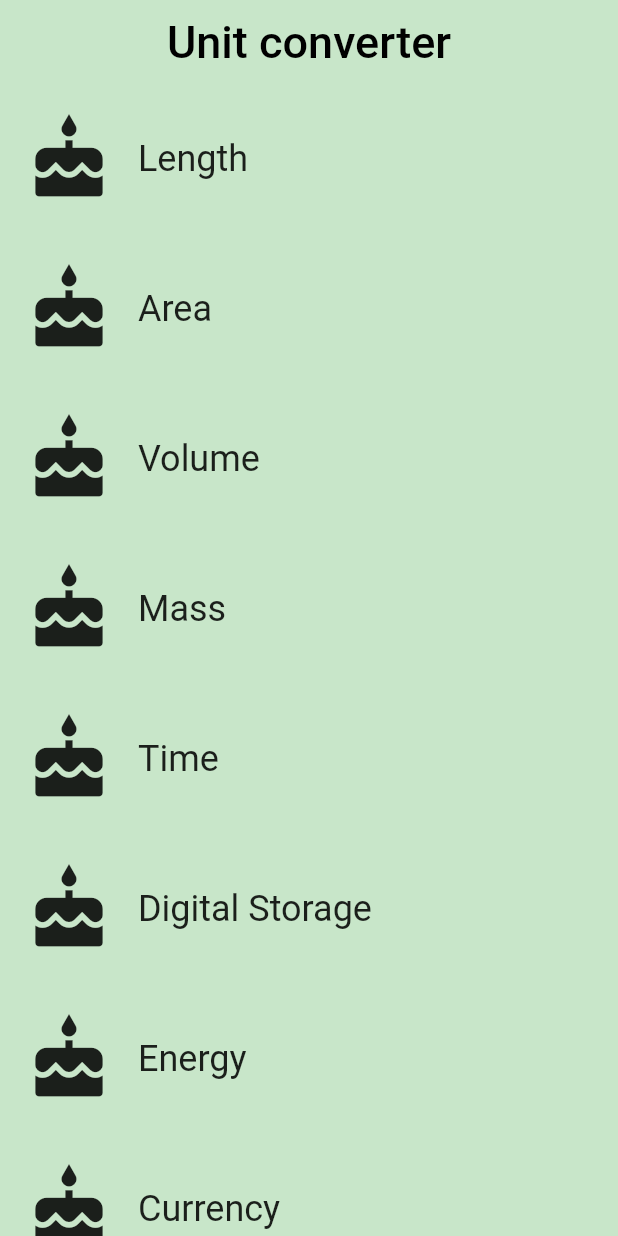
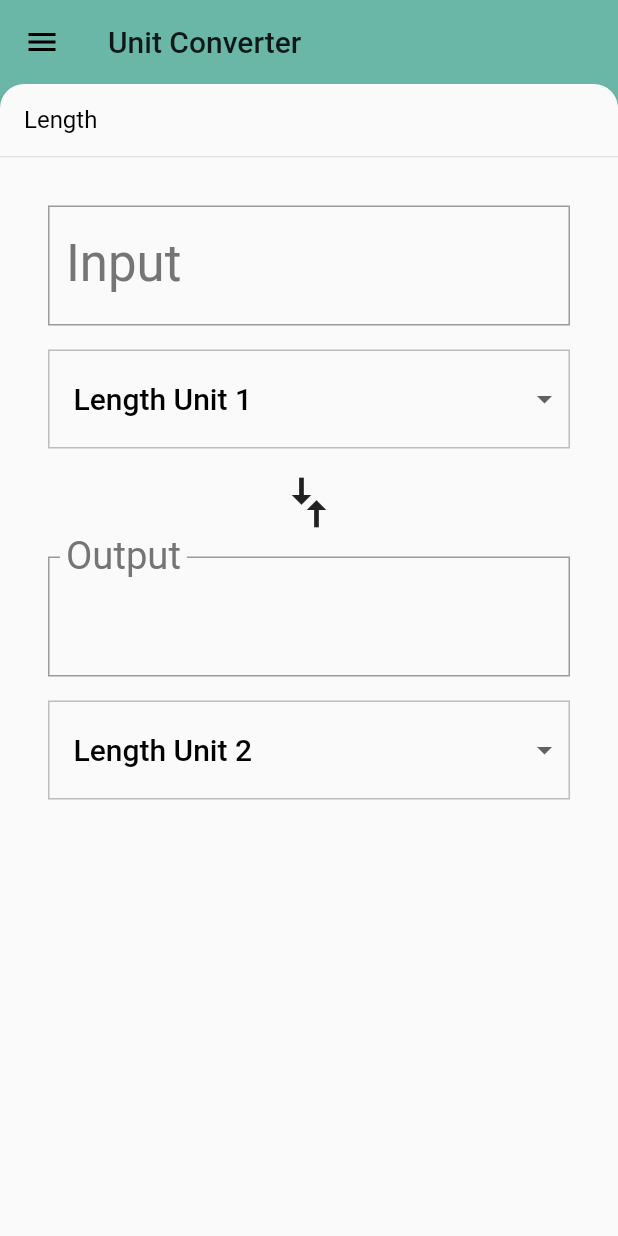
Before and after one commit to NielsLindberg/UdacityFlutter, a Flutter app: the screen it shows after launch, on a phone screen of 412 x 824 dp. Run offline on Flutter 3.47's test engine with Material 2 defaults, Android fonts, the phone set to English and light mode, and no system bars.

Commit message:
changed unitconverter route to backdrop

```diff
--- /dev/null
+++ b/hello_rectangle/lib/backdrop.dart
@@ -0,0 +1,279 @@
+// Copyright 2018 The Chromium Authors. All rights reserved.
+// Use of this source code is governed by a BSD-style license that can be
+// found in the LICENSE file.
+
+import 'dart:math' as math;
+
+import 'package:flutter/material.dart';
+import 'package:meta/meta.dart';
+
+import 'category.dart';
+
+const double _kFlingVelocity = 2.0;
+
+class _BackdropPanel extends StatelessWidget {
+  const _BackdropPanel({
+    Key key,
+    this.onTap,
+    this.onVerticalDragUpdate,
+    this.onVerticalDragEnd,
+    this.title,
+    this.child,
+  }) : super(key: key);
+
+  final VoidCallback onTap;
+  final GestureDragUpdateCallback onVerticalDragUpdate;
+  final GestureDragEndCallback onVerticalDragEnd;
+  final Widget title;
+  final Widget child;
+
+  @override
+  Widget build(BuildContext context) {
+    return Material(
+      elevation: 2.0,
+      borderRadius: BorderRadius.only(
+        topLeft: Radius.circular(16.0),
+        topRight: Radius.circular(16.0),
+      ),
+      child: Column(
+        crossAxisAlignment: CrossAxisAlignment.stretch,
+        children: <Widget>[
+          GestureDetector(
+            behavior: HitTestBehavior.opaque,
+            onVerticalDragUpdate: onVerticalDragUpdate,
+            onVerticalDragEnd: onVerticalDragEnd,
+            onTap: onTap,
+            child: Container(
+              height: 48.0,
+              padding: EdgeInsetsDirectional.only(start: 16.0),
+              alignment: AlignmentDirectional.centerStart,
+              child: DefaultTextStyle(
+                style: Theme.of(context).textTheme.subhead,
+                child: title,
+              ),
+            ),
+          ),
+          Divider(
+            height: 1.0,
+          ),
+          Expanded(
+            child: child,
+          ),
+        ],
+      ),
+    );
+  }
+}
+
+class _BackdropTitle extends AnimatedWidget {
+  final Widget frontTitle;
+  final Widget backTitle;
+
+  const _BackdropTitle({
+    Key key,
+    Listenable listenable,
+    this.frontTitle,
+    this.backTitle,
+  }) : super(key: key, listenable: listenable);
+
+  @override
+  Widget build(BuildContext context) {
+    final Animation<double> animation = this.listenable;
+    return DefaultTextStyle(
+      style: Theme.of(context).primaryTextTheme.title,
+      softWrap: false,
+      overflow: TextOverflow.ellipsis,
+      // Here, we do a custom cross fade between backTitle and frontTitle.
+      // This makes a smooth animation between the two texts.
+      child: Stack(
+        children: <Widget>[
+          Opacity(
+            opacity: CurvedAnimation(
+              parent: ReverseAnimation(animation),
+              curve: Interval(0.5, 1.0),
+            ).value,
+            child: backTitle,
+          ),
+          Opacity(
+            opacity: CurvedAnimation(
+              parent: animation,
+              curve: Interval(0.5, 1.0),
+            ).value,
+            child: frontTitle,
+          ),
+        ],
+      ),
+    );
+  }
+}
+
+/// Builds a Backdrop.
+///
+/// A Backdrop widget has two panels, front and back. The front panel is shown
+/// by default, and slides down to show the back panel, from which a user
+/// can make a selection. The user can also configure the titles for when the
+/// front or back panel is showing.
+class Backdrop extends StatefulWidget {
+  final Category currentCategory;
+  final Widget frontPanel;
+  final Widget backPanel;
+  final Widget frontTitle;
+  final Widget backTitle;
+
+  const Backdrop({
+    @required this.currentCategory,
+    @required this.frontPanel,
+    @required this.backPanel,
+    @required this.frontTitle,
+    @required this.backTitle,
+  })  : assert(currentCategory != null),
+        assert(frontPanel != null),
+        assert(backPanel != null),
+        assert(frontTitle != null),
+        assert(backTitle != null);
+
+  @override
+  _BackdropState createState() => _BackdropState();
+}
+
+class _BackdropState extends State<Backdrop>
+    with SingleTickerProviderStateMixin {
+  final GlobalKey _backdropKey = GlobalKey(debugLabel: 'Backdrop');
+  AnimationController _controller;
+
+  @override
+  void initState() {
+    super.initState();
+    // This creates an [AnimationController] that can allows for animation for
+    // the BackdropPanel. 0.00 means that the front panel is in "tab" (hidden)
+    // mode, while 1.0 means that the front panel is open.
+    _controller = AnimationController(
+      duration: Duration(milliseconds: 300),
+      value: 1.0,
+      vsync: this,
+    );
+  }
+
+  @override
+  void didUpdateWidget(Backdrop old) {
+    super.didUpdateWidget(old);
+    if (widget.currentCategory != old.currentCategory) {
+      setState(() {
+        _controller.fling(
+            velocity:
+            _backdropPanelVisible ? -_kFlingVelocity : _kFlingVelocity);
+      });
+    } else if (!_backdropPanelVisible) {
+      setState(() {
+        _controller.fling(velocity: _kFlingVelocity);
+      });
+    }
+  }
+
+  @override
+  void dispose() {
+    _controller.dispose();
+    super.dispose();
+  }
+
+  bool get _backdropPanelVisible {
+    final AnimationStatus status = _controller.status;
+    return status == AnimationStatus.completed ||
+        status == AnimationStatus.forward;
+  }
+
+  void _toggleBackdropPanelVisibility() {
+    FocusScope.of(context).requestFocus(FocusNode());
+    _controller.fling(
+        velocity: _backdropPanelVisible ? -_kFlingVelocity : _kFlingVelocity);
+  }
+
+  double get _backdropHeight {
+    final RenderBox renderBox = _backdropKey.currentContext.findRenderObject();
+    return renderBox.size.height;
+  }
+
+  // By design: the panel can only be opened with a swipe. To close the panel
+  // the user must either tap its heading or the backdrop's menu icon.
+
+  void _handleDragUpdate(DragUpdateDetails details) {
+    if (_controller.isAnimating ||
+        _controller.status == AnimationStatus.completed) return;
+
+    _controller.value -= details.primaryDelta / _backdropHeight;
+  }
+
+  void _handleDragEnd(DragEndDetails details) {
+    if (_controller.isAnimating ||
+        _controller.status == AnimationStatus.completed) return;
+
+    final double flingVelocity =
+        details.velocity.pixelsPerSecond.dy / _backdropHeight;
+    if (flingVelocity < 0.0)
+      _controller.fling(velocity: math.max(_kFlingVelocity, -flingVelocity));
+    else if (flingVelocity > 0.0)
+      _controller.fling(velocity: math.min(-_kFlingVelocity, -flingVelocity));
+    else
+      _controller.fling(
+          velocity:
+          _controller.value < 0.5 ? -_kFlingVelocity : _kFlingVelocity);
+  }
+
+  Widget _buildStack(BuildContext context, BoxConstraints constraints) {
+    const double panelTitleHeight = 48.0;
+    final Size panelSize = constraints.biggest;
+    final double panelTop = panelSize.height - panelTitleHeight;
+
+    Animation<RelativeRect> panelAnimation = RelativeRectTween(
+      begin: RelativeRect.fromLTRB(
+          0.0, panelTop, 0.0, panelTop - panelSize.height),
+      end: RelativeRect.fromLTRB(0.0, 0.0, 0.0, 0.0),
+    ).animate(_controller.view);
+
+    return Container(
+      key: _backdropKey,
+      color: widget.currentCategory.color,
+      child: Stack(
+        children: <Widget>[
+          widget.backPanel,
+          PositionedTransition(
+            rect: panelAnimation,
+            child: _BackdropPanel(
+              onTap: _toggleBackdropPanelVisibility,
+              onVerticalDragUpdate: _handleDragUpdate,
+              onVerticalDragEnd: _handleDragEnd,
+              title: Text(widget.currentCategory.name),
+              child: widget.frontPanel,
+            ),
+          ),
+        ],
+      ),
+    );
+  }
+
+  @override
+  Widget build(BuildContext context) {
+    return Scaffold(
+      appBar: AppBar(
+        backgroundColor: widget.currentCategory.color,
+        elevation: 0.0,
+        leading: IconButton(
+          onPressed: _toggleBackdropPanelVisibility,
+          icon: AnimatedIcon(
+            icon: AnimatedIcons.close_menu,
+            progress: _controller.view,
+          ),
+        ),
+        title: _BackdropTitle(
+          listenable: _controller.view,
+          frontTitle: widget.frontTitle,
+          backTitle: widget.backTitle,
+        ),
+      ),
+      body: LayoutBuilder(
+        builder: _buildStack,
+      ),
+      resizeToAvoidBottomPadding: false,
+    );
+  }
+}
--- a/hello_rectangle/lib/category.dart
+++ b/hello_rectangle/lib/category.dart
@@ -5,9 +5,9 @@
 // To keep your imports tidy, follow the ordering guidelines at
 // https://www.dartlang.org/guides/language/effective-dart/style#ordering
 import 'package:flutter/material.dart';
-import 'package:hello_rectangle/unit.dart';
 import 'package:meta/meta.dart';
-import 'package:hello_rectangle/converter_route.dart';
+
+import 'unit.dart';
 
 /// A custom [Category] widget.
 ///
@@ -15,10 +15,7 @@ import 'package:hello_rectangle/converter_route.dart';
 /// a colored [InkWell] animation.
 ///
 
-final _rowHeight = 100.0;
-final _borderRadius = BorderRadius.circular(_rowHeight / 2);
-
-class Category extends StatelessWidget {
+class Category {
   final String name;
   final ColorSwatch color;
   final IconData iconLocation;
@@ -30,7 +27,6 @@ class Category extends StatelessWidget {
   /// the UI, and the icon that represents it (e.g. a ruler).
   // TODO: You'll need the name, color, and iconLocation from main.dart
   const Category({
-    Key key,
     @required this.name,
     @required this.color,
     @required this.iconLocation,
@@ -38,71 +34,5 @@ class Category extends StatelessWidget {
   })  : assert(name != null),
         assert(color != null),
         assert(iconLocation != null),
-        assert(units != null),
-        super(key: key);
-
-  void _navigateToConverter(BuildContext context) {
-    Navigator.of(context)
-        .push(MaterialPageRoute<Null>(builder: (BuildContext context) {
-      return Scaffold(
-          appBar: AppBar(
-              elevation: 1.0,
-              title: Text(
-                name,
-                style: Theme.of(context).textTheme.display1,
-              ),
-              centerTitle: true,
-              backgroundColor: color),
-          body: ConverterRoute(
-            color: color,
-            name: name,
-            units: units,
-          ));
-    }));
-  }
-
-  /// Builds a custom widget that shows [Category] information.
-  ///
-  /// This information includes the icon, name, and color for the [Category].
-
-  // This `context` parameter describes the location of this widget in the
-  // widget tree. It can be used for obtaining Theme data from the nearest
-  // Theme ancestor in the tree. Below, we obtain the display1 text theme.
-  // See https://docs.flutter.io/flutter/material/Theme-class.html
-  @override
-  Widget build(BuildContext context) {
-    // TODO: Build the custom widget here, referring to the Specs.
-    assert(debugCheckHasMaterial(context));
-    return Material(
-      color: Colors.transparent,
-      child: Container(
-        height: _rowHeight,
-        child: InkWell(
-          borderRadius: _borderRadius,
-          highlightColor: color[50],
-          splashColor: color[100],
-          onTap: () => _navigateToConverter(context),
-          child: Padding(
-            padding: EdgeInsets.all(8.0),
-            child: Row(
-              crossAxisAlignment: CrossAxisAlignment.stretch,
-              children: [
-                Padding(
-                  padding: EdgeInsets.only(right: 16.0),
-                  child: Icon(iconLocation, size: 60.0),
-                ),
-                Center(
-                  child: Text(
-                    name,
-                    textAlign: TextAlign.center,
-                    style: Theme.of(context).textTheme.headline,
-                  ),
-                )
-              ],
-            ),
-          ),
-        ),
-      ),
-    );
-  }
+        assert(units != null);
 }
--- a/hello_rectangle/lib/category_route.dart
+++ b/hello_rectangle/lib/category_route.dart
@@ -3,9 +3,11 @@
 // found in the LICENSE file.
 
 import 'package:flutter/material.dart';
-import 'package:hello_rectangle/category.dart';
-import 'package:hello_rectangle/unit.dart';
-
+import 'category.dart';
+import 'unit.dart';
+import 'unit_converter.dart';
+import 'category_tile.dart';
+import 'backdrop.dart';
 // TODO: Check if we need to import anything
 
 // TODO: Define any constants
@@ -18,16 +20,19 @@ import 'package:hello_rectangle/unit.dart';
 /// While it is named CategoryRoute, a more apt name would be CategoryScreen,
 /// because it is responsible for the UI at the route's destination.
 
-final _backgroundColor = Colors.green[100];
 
 class CategoryRoute extends StatefulWidget {
-  CategoryRoute();
+  const CategoryRoute();
 
   @override
-  createState() => _CategoryRouteState();
+  _CategoryRouteState createState() => _CategoryRouteState();
 }
 
 class _CategoryRouteState extends State<CategoryRoute> {
+  Category _defaultCategory;
+  Category _currentCategory;
+  final _categories = <Category>[];
+
   static const _categoryNames = <String>[
     'Length',
     'Area',
@@ -39,20 +44,75 @@ class _CategoryRouteState extends State<CategoryRoute> {
     'Currency',
   ];
 
-  static const _baseColors = <Color>[
-    Colors.teal,
-    Colors.orange,
-    Colors.pinkAccent,
-    Colors.blueAccent,
-    Colors.yellow,
-    Colors.greenAccent,
-    Colors.purpleAccent,
-    Colors.red,
+  static const _baseColors = <ColorSwatch>[
+    ColorSwatch(0xFF6AB7A8, {
+      'highlight': Color(0xFF6AB7A8),
+      'splash': Color(0xFF0ABC9B),
+    }),
+    ColorSwatch(0xFFFFD28E, {
+      'highlight': Color(0xFFFFD28E),
+      'splash': Color(0xFFFFA41C),
+    }),
+    ColorSwatch(0xFFFFB7DE, {
+      'highlight': Color(0xFFFFB7DE),
+      'splash': Color(0xFFF94CBF),
+    }),
+    ColorSwatch(0xFF8899A8, {
+      'highlight': Color(0xFF8899A8),
+      'splash': Color(0xFFA9CAE8),
+    }),
+    ColorSwatch(0xFFEAD37E, {
+      'highlight': Color(0xFFEAD37E),
+      'splash': Color(0xFFFFE070),
+    }),
+    ColorSwatch(0xFF81A56F, {
+      'highlight': Color(0xFF81A56F),
+      'splash': Color(0xFF7CC159),
+    }),
+    ColorSwatch(0xFFD7C0E2, {
+      'highlight': Color(0xFFD7C0E2),
+      'splash': Color(0xFFCA90E5),
+    }),
+    ColorSwatch(0xFFCE9A9A, {
+      'highlight': Color(0xFFCE9A9A),
+      'splash': Color(0xFFF94D56),
+      'error': Color(0xFF912D2D),
+    }),
   ];
-  Widget _buildCategoryWidgets(List<Widget> categories) {
+
+  @override
+  void initState() {
+    super.initState();
+    for (var i = 0; i < _categoryNames.length; i++) {
+      var category = Category(
+        name: _categoryNames[i],
+        color: _baseColors[i],
+        iconLocation: Icons.cake,
+        units: _retrieveUnitList(_categoryNames[i]),
+      );
+      if (i == 0) {
+        _defaultCategory = category;
+      }
+      _categories.add(category);
+    }
+  }
+
+  void _onCategoryTap(Category category) {
+    setState(() {
+      _currentCategory = category;
+    });
+  }
+
+  Widget _buildCategoryWidgets() {
     return ListView.builder(
-        itemBuilder: (BuildContext context, int index) => categories[index],
-        itemCount: categories.length);
+      itemBuilder: (BuildContext context, int index) {
+        return CategoryTile(
+          category: _categories[index],
+          onTap: _onCategoryTap,
+        );
+      },
+      itemCount: _categories.length,
+    );
   }
 
   List<Unit> _retrieveUnitList(String categoryName) {
@@ -67,46 +127,24 @@ class _CategoryRouteState extends State<CategoryRoute> {
 
   @override
   Widget build(BuildContext context) {
-    // TODO: Create a list of the eight Categories, using the names and colors
-    // from above. Use a placeholder icon, such as `Icons.cake` for each
-    // Category. We'll add custom icons later.
-
-    final categories = <Category>[];
-
-    for (var i = 0; i < _categoryNames.length; i++) {
-      categories.add(Category(
-        name: _categoryNames[i],
-        color: _baseColors[i],
-        iconLocation: Icons.cake,
-        units: _retrieveUnitList(
-          _categoryNames[i],
-        ),
-      ));
-    }
-    // TODO: Create a list view of the Categories
-    final listView = Container(
-      color: _backgroundColor,
-      padding: EdgeInsets.symmetric(horizontal: 8.0),
-      child: _buildCategoryWidgets(categories),
+    final listView = Padding(
+      padding: EdgeInsets.only(
+        left: 8.0,
+        right: 8.0,
+        bottom: 48.0,
+      ),
+      child: _buildCategoryWidgets(),
     );
 
-    // TODO: Create an App Bar
-    final appBar = AppBar(
-      elevation: 0.0,
-      title: Text(
-        'Unit converter',
-        style: TextStyle(
-          color: Colors.black,
-          fontSize: 30.0,
-        ),
-      ),
-      centerTitle: true,
-      backgroundColor: _backgroundColor,
-    );
-
-    return Scaffold(
-      appBar: appBar,
-      body: listView,
+    return Backdrop(
+      currentCategory:
+          _currentCategory == null ? _defaultCategory : _currentCategory,
+      frontPanel: _currentCategory == null
+          ? UnitConverter(category: _defaultCategory)
+          : UnitConverter(category: _currentCategory),
+      backPanel: listView,
+      frontTitle: Text('Unit Converter'),
+      backTitle: Text('Select a Category'),
     );
   }
 }
--- /dev/null
+++ b/hello_rectangle/lib/category_tile.dart
@@ -0,0 +1,75 @@
+// Copyright 2018 The Chromium Authors. All rights reserved.
+// Use of this source code is governed by a BSD-style license that can be
+// found in the LICENSE file.
+
+// To keep your imports tidy, follow the ordering guidelines at
+// https://www.dartlang.org/guides/language/effective-dart/style#ordering
+import 'package:flutter/material.dart';
+import 'package:meta/meta.dart';
+
+import 'category.dart';
+
+/// A custom [Category] widget.
+///
+/// The widget is composed on an [Icon] and [Text]. Tapping on the widget shows
+/// a colored [InkWell] animation.
+///
+
+final _rowHeight = 100.0;
+final _borderRadius = BorderRadius.circular(_rowHeight / 2);
+
+class CategoryTile extends StatelessWidget {
+  final Category category;
+  final ValueChanged<Category> onTap;
+
+  /// Creates a [Category].
+  ///
+  /// A [Category] saves the name of the Category (e.g. 'Length'), its color for
+  /// the UI, and the icon that represents it (e.g. a ruler).
+  // TODO: You'll need the name, color, and iconLocation from main.dart
+  const CategoryTile({
+    Key key,
+    @required this.category,
+    @required this.onTap,
+  })  : assert(category != null),
+        assert(onTap != null),
+        super(key: key);
+
+  @override
+  Widget build(BuildContext context) {
+    return Material(
+      color: Colors.transparent,
+      child: Container(
+        height: _rowHeight,
+        child: InkWell(
+          borderRadius: _borderRadius,
+          highlightColor: category.color['highlight'],
+          splashColor: category.color['splash'],
+          onTap: () => onTap(category),
+          child: Padding(
+            padding: EdgeInsets.all(8.0),
+            child: Row(
+              crossAxisAlignment: CrossAxisAlignment.stretch,
+              children: [
+                Padding(
+                  padding: EdgeInsets.all(16.0),
+                  child: Icon(
+                    category.iconLocation,
+                    size: 60.0,
+                  ),
+                ),
+                Center(
+                  child: Text(
+                    category.name,
+                    textAlign: TextAlign.center,
+                    style: Theme.of(context).textTheme.headline,
+                  ),
+                ),
+              ],
+            ),
+          ),
+        ),
+      ),
+    );
+  }
+}
--- a/hello_rectangle/lib/main.dart
+++ b/hello_rectangle/lib/main.dart
@@ -4,7 +4,6 @@
 
 // You can read about packages here: https://flutter.io/using-packages/
 import 'package:flutter/material.dart';
-
 
 // You can use a relative import, i.e. `import 'category.dart;'` or
 // a package import, as shown below.
@@ -24,6 +23,14 @@ class UnitConverterApp extends StatelessWidget {
     return MaterialApp(
       debugShowCheckedModeBanner: false,
       title: 'Unit Converter',
+      theme: ThemeData(
+        textTheme: Theme.of(context).textTheme.apply(
+              bodyColor: Colors.black,
+              displayColor: Colors.grey[600],
+            ),
+        primaryColor: Colors.grey[500],
+        textSelectionHandleColor: Colors.green[500],
+      ),
       home: CategoryRoute(),
     );
   }
--- a/hello_rectangle/lib/converter_route.dart
+++ b/hello_rectangle/lib/unit_converter.dart
@@ -5,7 +5,8 @@
 import 'package:flutter/material.dart';
 import 'package:meta/meta.dart';
 
-import 'package:hello_rectangle/unit.dart';
+import 'unit.dart';
+import 'category.dart';
 
 /// Converter screen where users can input amounts to convert.
 ///
@@ -16,27 +17,20 @@ import 'package:hello_rectangle/unit.dart';
 
 const _padding = EdgeInsets.all(16.0);
 
-class ConverterRoute extends StatefulWidget {
-  final String name;
-  final Color color;
-
-  /// Units for this [Category].
-  final List<Unit> units;
+class UnitConverter extends StatefulWidget {
+  final Category category;
 
   /// This [ConverterRoute] requires the name, color, and units to not be null.
   // TODO: Pass in the [Category]'s name and color
-  const ConverterRoute({
-    @required this.name,
-    @required this.color,
-    @required this.units,
-  })  : assert(name != null),
-        assert(color != null),
-        assert(units != null);
+  const UnitConverter({
+    @required this.category,
+  }) : assert(category != null);
 
-  createState() => _ConverterRouteState();
+  @override
+  _UnitConverterState createState() => _UnitConverterState();
 }
 
-class _ConverterRouteState extends State<ConverterRoute> {
+class _UnitConverterState extends State<UnitConverter> {
   Unit _fromValue;
   Unit _toValue;
   double _inputValue;
@@ -53,7 +47,7 @@ class _ConverterRouteState extends State<ConverterRoute> {
 
   void _createDropdownMenuItems() {
     var newItems = <DropdownMenuItem>[];
-    for (var unit in widget.units) {
+    for (var unit in widget.category.units) {
       newItems.add(DropdownMenuItem(
         value: unit.name,
         child: Container(
@@ -71,13 +65,13 @@ class _ConverterRouteState extends State<ConverterRoute> {
 
   void _setDefaults() {
     setState(() {
-      _fromValue = widget.units[0];
-      _toValue = widget.units[1];
+      _fromValue = widget.category.units[0];
+      _toValue = widget.category.units[1];
     });
   }
 
   Unit _getUnit(String unitName) {
-    return widget.units.firstWhere((Unit unit) {
+    return widget.category.units.firstWhere((Unit unit) {
       return unit.name == unitName;
     }, orElse: null);
   }
```
